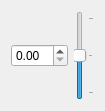
Before: the Qt Designer form src/ui/3D/reosverticalexaggerationwidget.ui in vcloarec/ReosProject, drawn with Qt 5.
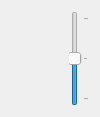
After: the same form once the commit is applied. Custom widgets are drawn as their Qt base class.

```diff
--- a/src/ui/3D/reosverticalexaggerationwidget.ui
+++ b/src/ui/3D/reosverticalexaggerationwidget.ui
@@ -6,8 +6,8 @@
    <rect>
     <x>0</x>
     <y>0</y>
-    <width>97</width>
-    <height>111</height>
+    <width>100</width>
+    <height>117</height>
    </rect>
   </property>
   <property name="windowTitle">
@@ -15,7 +15,7 @@
   </property>
   <layout class="QHBoxLayout" name="horizontalLayout">
    <item>
-    <widget class="QDoubleSpinBox" name="doubleSpinBox"/>
+    <widget class="ReosParameterDoubleWidget" name="mExaggerationParameter" native="true"/>
    </item>
    <item>
     <widget class="ReosSliderElastic" name="mSlider">
@@ -47,6 +47,12 @@
    <extends>QSlider</extends>
    <header>reosverticalexaggerationwidget.h</header>
   </customwidget>
+  <customwidget>
+   <class>ReosParameterDoubleWidget</class>
+   <extends>QWidget</extends>
+   <header>reosparameterwidget.h</header>
+   <container>1</container>
+  </customwidget>
  </customwidgets>
  <resources/>
  <connections/>
```
